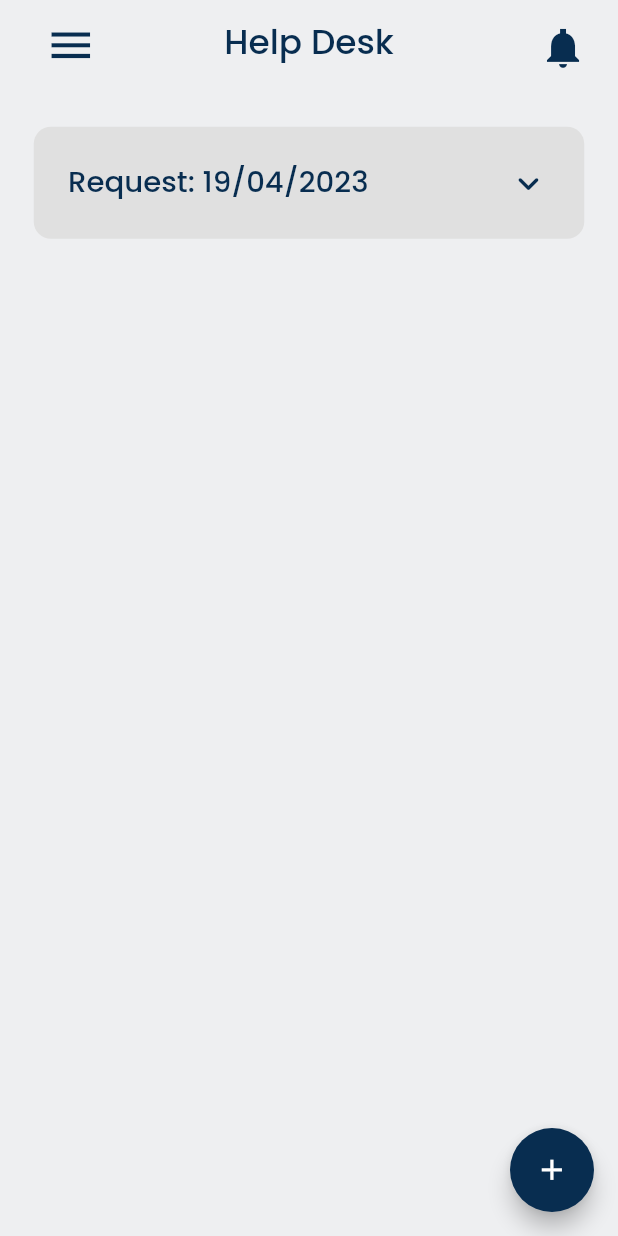
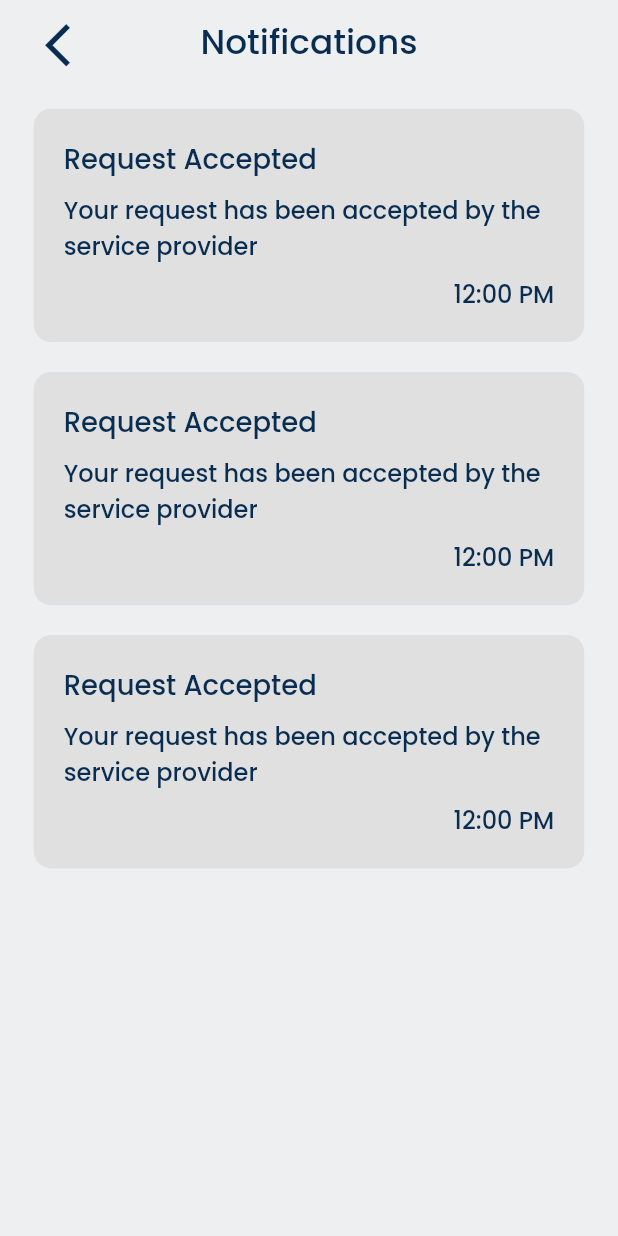
Before and after one commit to villanHarry/MaintenanceApp, a Flutter app: the screen it shows after launch, after a tap on "Login", after a tap on the "notifications" icon, on a phone screen of 412 x 824 dp. Run offline on Flutter 3.47's test engine with Material 2 defaults, Android fonts, the phone set to English and light mode, and no system bars; our stand-ins replace flutter_screenutil.

Commit message:
front end completed

```diff
--- a/Coding/lib/Constants/AppImports.dart
+++ b/Coding/lib/Constants/AppImports.dart
@@ -19,6 +19,7 @@ export '../Screens/HomeScreen.dart';
 export '../Screens/PendingRequest.dart';
 export '../Screens/ProcessingRequest.dart';
 export '../Screens/CompletedRequest.dart';
+export '../Screens/NotificationScreen.dart';
 
 //popups
 export '../Popups/RequestPopup.dart';
@@ -28,6 +29,7 @@ export '../Widgets/InputFields.dart';
 export '../Widgets/Button.dart';
 export '../Widgets/OtpField.dart';
 export '../Widgets/RequestCard.dart';
+export '../Widgets/NotificationCard.dart';
 
 //models
 
--- a/Coding/lib/Screens/HomeScreen.dart
+++ b/Coding/lib/Screens/HomeScreen.dart
@@ -320,7 +320,9 @@ class _HomeScreenState extends State<HomeScreen>
       ),
       actions: [
         InkWell(
-          onTap: () {},
+          onTap: () {
+            AppNavigation.push(context, const NotificationScreen());
+          },
           child: Padding(
             padding: EdgeInsets.fromLTRB(0, 0.02.sw, 0.05.sw, 0),
             child: Icon(
@@ -393,7 +395,78 @@ class _HomeScreenState extends State<HomeScreen>
                         color: Colors.white,
                         fontSize: 12.sp,
                         fontWeight: FontWeight.w400,
-                      )))
+                      ))),
+              Padding(
+                padding: EdgeInsets.symmetric(vertical: 0.025.sh),
+                child: SizedBox(
+                  width: 0.6.sw,
+                  child: Divider(
+                    color: Colors.white,
+                    thickness: 1,
+                  ),
+                ),
+              ),
+              Padding(
+                  padding: EdgeInsets.fromLTRB(0, 0.01.sh, 0, 0),
+                  child: InkWell(
+                    onTap: () {
+                      scaffoldKey.currentState!.closeDrawer();
+                      AppNavigation.push(
+                          context,
+                          const ResetPasswordScreen(
+                            changePass: true,
+                          ));
+                    },
+                    child: Row(
+                      children: [
+                        Padding(
+                          padding: EdgeInsets.fromLTRB(0.05.sw, 0, 0, 0),
+                          child: Icon(
+                            Icons.lock,
+                            color: Colors.white,
+                            size: 25.r,
+                          ),
+                        ),
+                        SizedBox(
+                          width: 0.025.sw,
+                        ),
+                        Text("Change Password",
+                            style: TextStyle(
+                              color: Colors.white,
+                              fontSize: 18.sp,
+                              fontWeight: FontWeight.w400,
+                            ))
+                      ],
+                    ),
+                  )),
+              Padding(
+                  padding: EdgeInsets.fromLTRB(0, 0.03.sh, 0, 0),
+                  child: InkWell(
+                    onTap: () {
+                      AppNavigation.popAll(context, const LoginScreen());
+                    },
+                    child: Row(
+                      children: [
+                        Padding(
+                          padding: EdgeInsets.fromLTRB(0.05.sw, 0, 0, 0),
+                          child: Icon(
+                            Icons.power_settings_new_rounded,
+                            color: Colors.white,
+                            size: 25.r,
+                          ),
+                        ),
+                        SizedBox(
+                          width: 0.025.sw,
+                        ),
+                        Text("Logout",
+                            style: TextStyle(
+                              color: Colors.white,
+                              fontSize: 18.sp,
+                              fontWeight: FontWeight.w400,
+                            ))
+                      ],
+                    ),
+                  ))
             ])));
   }
 }
--- /dev/null
+++ b/Coding/lib/Screens/NotificationScreen.dart
@@ -0,0 +1,66 @@
+import '../Constants/AppImports.dart';
+
+class NotificationScreen extends StatefulWidget {
+  const NotificationScreen({Key? key}) : super(key: key);
+
+  @override
+  State<NotificationScreen> createState() => _NotificationScreenState();
+}
+
+class _NotificationScreenState extends State<NotificationScreen>
+    with SingleTickerProviderStateMixin {
+  @override
+  void initState() {
+    super.initState();
+  }
+
+  @override
+  Widget build(BuildContext context) {
+    return Scaffold(
+      drawerEnableOpenDragGesture: true,
+      backgroundColor: const Color(0xFFEEEFF1),
+      appBar: notificationAppBar(),
+      body: Padding(
+        padding: const EdgeInsets.symmetric(horizontal: 22.5),
+        child: Column(
+          children: [
+            SizedBox(
+              height: 0.02.sh,
+            ),
+            NotificationCard(),
+            NotificationCard(),
+            NotificationCard(),
+          ],
+        ),
+      ),
+    );
+  }
+
+  AppBar notificationAppBar() {
+    return AppBar(
+      backgroundColor: const Color(0xFFEEEFF1),
+      elevation: 0,
+      centerTitle: true,
+      leading: Padding(
+        padding: const EdgeInsets.only(left: 22.0, top: 5.0),
+        child: IconButton(
+          icon: Icon(
+            Icons.arrow_back_ios,
+            color: const Color(0xFF082D50),
+            size: 30.r,
+          ),
+          onPressed: () {
+            AppNavigation.pop(context);
+          },
+        ),
+      ),
+      title: Text(
+        "Notifications",
+        style: TextStyle(
+            color: const Color(0xFF082D50),
+            fontSize: 20.sp,
+            fontWeight: FontWeight.w400),
+      ),
+    );
+  }
+}
--- a/Coding/lib/Screens/ResetPassword.dart
+++ b/Coding/lib/Screens/ResetPassword.dart
@@ -1,7 +1,10 @@
 import '../Constants/AppImports.dart';
 
 class ResetPasswordScreen extends StatefulWidget {
-  const ResetPasswordScreen({Key? key}) : super(key: key);
+  const ResetPasswordScreen({Key? key, this.changePass = false})
+      : super(key: key);
+
+  final bool changePass;
 
   @override
   State<ResetPasswordScreen> createState() => _ResetPasswordScreenState();
@@ -32,7 +35,7 @@ class _ResetPasswordScreenState extends State<ResetPasswordScreen> {
             ),
           ),
           title: Text(
-            "Reset Password",
+            widget.changePass ? "Change Password" : "Reset Password",
             style: TextStyle(
                 color: const Color(0xFF082D50),
                 fontSize: 20.sp,
@@ -85,7 +88,7 @@ class _ResetPasswordScreenState extends State<ResetPasswordScreen> {
               ),
               SizedBox(height: 25.h),
               Button(
-                text: "Reset",
+                text: widget.changePass ? "Change" : "Reset",
                 borderRadius: .01.sw,
                 color: const Color(0xFF082D50),
                 fontColor: Colors.white,
@@ -103,7 +106,11 @@ class _ResetPasswordScreenState extends State<ResetPasswordScreen> {
 
   void resetFunction() {
     //if (_formKey.currentState!.validate()) {}
-    AppNavigation.popAll(context, const LoginScreen());
+    if (widget.changePass) {
+      AppNavigation.pop(context);
+    } else {
+      AppNavigation.popAll(context, const LoginScreen());
+    }
   }
 
   @override
--- /dev/null
+++ b/Coding/lib/Widgets/NotificationCard.dart
@@ -0,0 +1,63 @@
+import '../Constants/AppImports.dart';
+
+class NotificationCard extends StatefulWidget {
+  const NotificationCard({Key? key}) : super(key: key);
+
+  @override
+  State<NotificationCard> createState() => _NotificationCardState();
+}
+
+class _NotificationCardState extends State<NotificationCard> {
+  @override
+  Widget build(BuildContext context) {
+    return Padding(
+      padding: const EdgeInsets.only(bottom: 20.0),
+      child: Container(
+        decoration: BoxDecoration(
+          color: Colors.grey.shade300,
+          borderRadius: BorderRadius.circular(10.r),
+        ),
+        child: Padding(
+          padding: const EdgeInsets.symmetric(horizontal: 20.0, vertical: 20.0),
+          child: Column(
+            crossAxisAlignment: CrossAxisAlignment.start,
+            children: [
+              Text(
+                "Request Accepted",
+                style: TextStyle(
+                    color: const Color(0xFF082D50),
+                    fontSize: 16.sp,
+                    fontWeight: FontWeight.w400),
+              ),
+              SizedBox(
+                height: 0.01.sh,
+              ),
+              Text(
+                "Your request has been accepted by the service provider",
+                style: TextStyle(
+                    color: const Color(0xFF082D50),
+                    fontSize: 14.sp,
+                    fontWeight: FontWeight.w400),
+              ),
+              SizedBox(
+                height: 0.01.sh,
+              ),
+              Row(
+                mainAxisAlignment: MainAxisAlignment.end,
+                children: [
+                  Text(
+                    "12:00 PM",
+                    style: TextStyle(
+                        color: const Color(0xFF082D50),
+                        fontSize: 14.sp,
+                        fontWeight: FontWeight.w400),
+                  ),
+                ],
+              ),
+            ],
+          ),
+        ),
+      ),
+    );
+  }
+}
```
